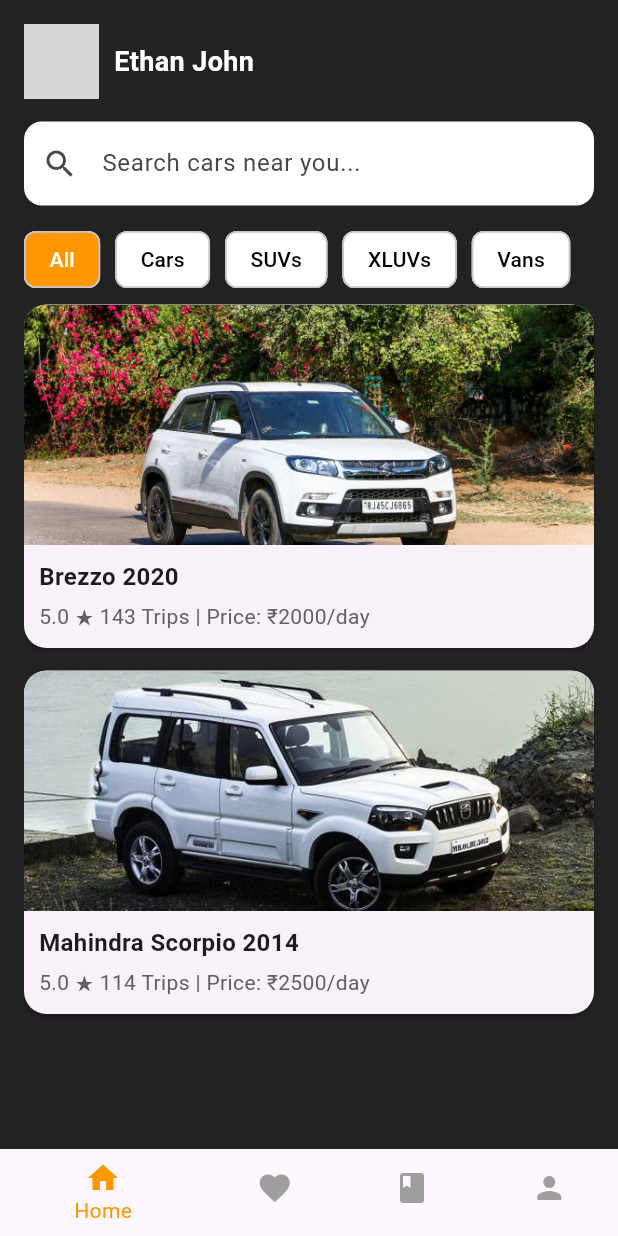
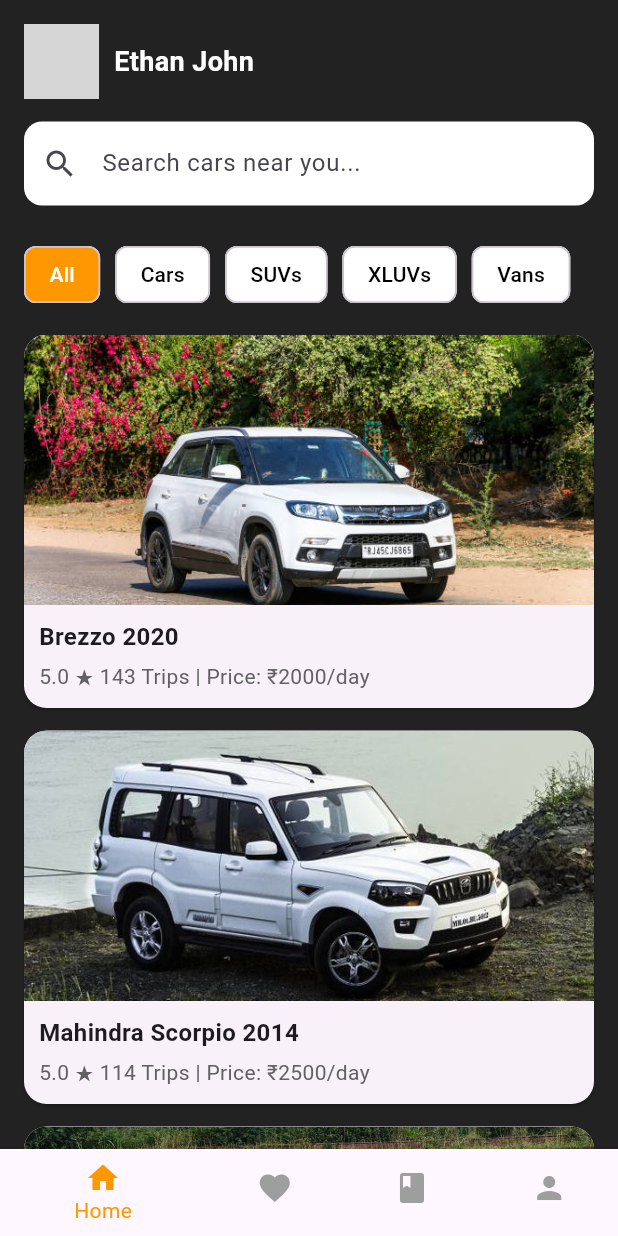
Before and after one commit to Deep-Kacha/Car_Rent_App, a Flutter app: the screen it shows after launch, on a phone screen of 412 x 824 dp. Run offline on Flutter 3.47's test engine with Material 3 defaults, Android fonts, the light colour scheme and no system bars; network calls fail; grey boxes are pictures that could not be loaded.

Commit message:
changes in this code

```diff
--- a/car_rental_project/lib/Home Page/home_page.dart
+++ b/car_rental_project/lib/Home Page/home_page.dart
@@ -12,6 +12,11 @@
       "name": "Mahindra Scorpio 2014",
       "image": "assets/images/2car.jpg",
       "details": "5.0 ★ 114 Trips | Price: ₹2500/day",
+    },
+    {
+      "name": "Maruti Suziki Ertiga",
+      "image": "assets/images/4car.jpg",
+      "details": "5.0 ★ 12 Trips | Price: ₹2500/day",
     },
   ];
 
@@ -67,7 +72,7 @@
 
             // Categories
             Container(
-              height: 40,
+              height: 60,
               child: ListView.builder(
                 scrollDirection: Axis.horizontal,
                 padding: EdgeInsets.symmetric(horizontal: 16),
@@ -108,7 +113,7 @@
                       children: [
                         Image.asset(
                           cars[index]["image"]!,
-                          height: 160,
+                          height: 180,
                           width: double.infinity,
                           fit: BoxFit.cover,
                         ),
```
